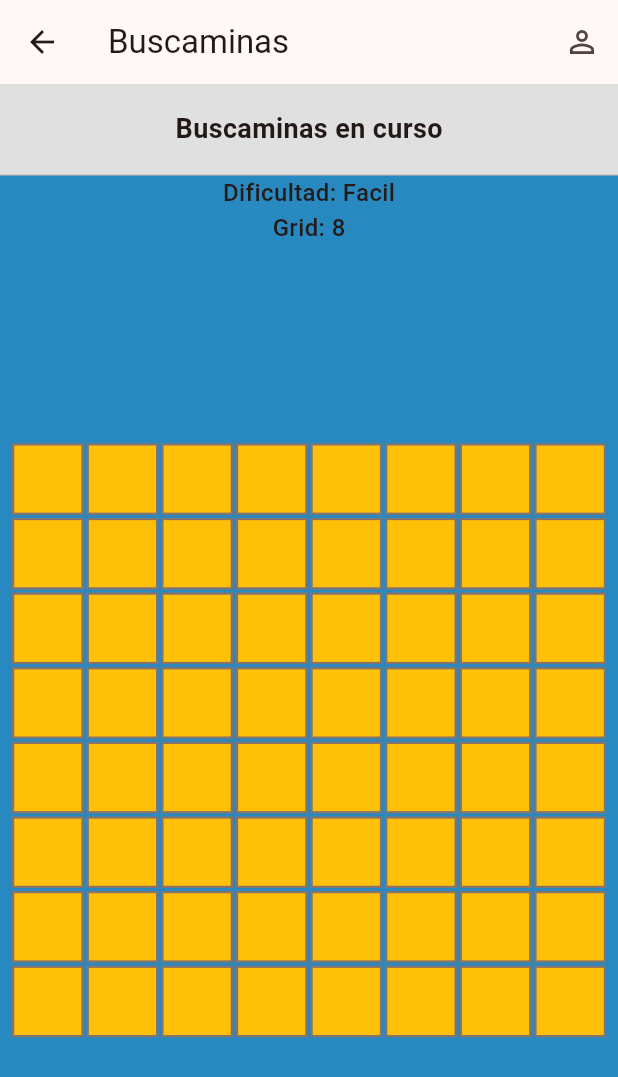
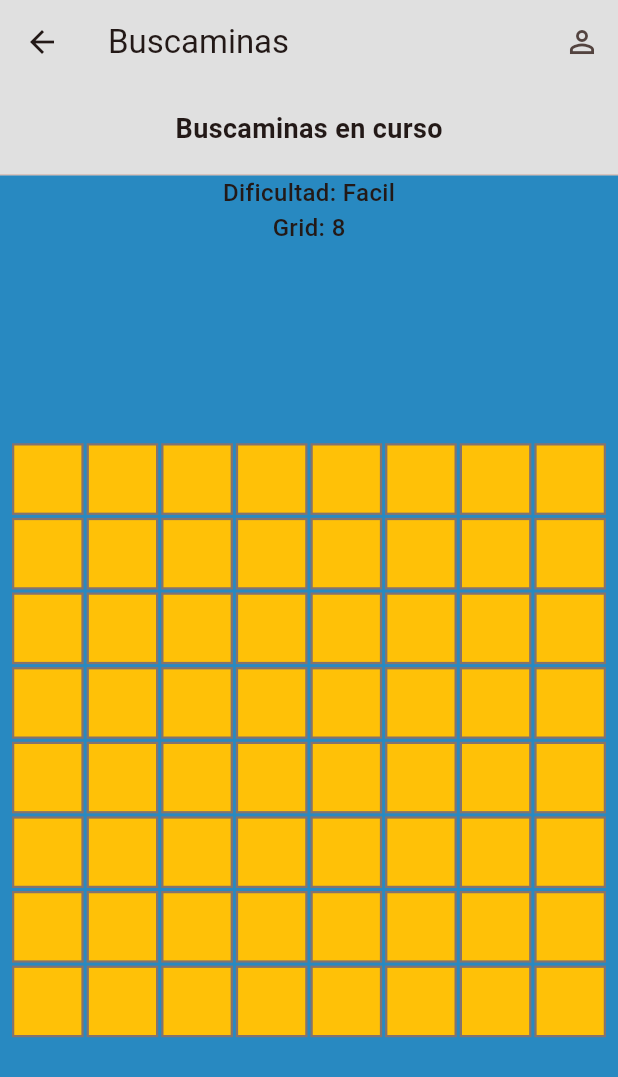
Before and after one commit to DavidMarvel-2409/3479A321_2021479302, a Flutter app: the screen it shows after launch, after a tap on "Jugar", on a phone screen of 412 x 824 dp. Shown: the top 1077 px of the screen. Run offline on Flutter 3.47's test engine with Material 3 defaults, Android fonts, the phone set to English and light mode, and no system bars; our stand-ins replace logger.

Commit message:
agregados estados visuales para celdas reveladas y minas

```diff
--- a/lib/main.dart
+++ b/lib/main.dart
@@ -39,6 +39,8 @@ class MyApp extends StatelessWidget {
           seedColor: Colors.deepOrange,
           primary: Colors.deepOrange,
           secondary: Colors.amber,
+          surface: Colors.grey.shade300,
+          error: Colors.red.shade300,
         ),
         scaffoldBackgroundColor: const Color.fromARGB(255, 40, 137, 193),
         textTheme: const TextTheme(
--- a/lib/ui/widgets/mine_cell.dart
+++ b/lib/ui/widgets/mine_cell.dart
@@ -38,7 +38,11 @@ class MineCell extends StatelessWidget {
       onTap: onTap,
       child: Container(
         decoration: BoxDecoration(
-          color: theme.colorScheme.secondary,
+          color: cell.isRevealed
+              ? cell.isBomb
+                    ? theme.colorScheme.error
+                    : theme.colorScheme.surface
+              : theme.colorScheme.secondary,
           border: Border.all(color: theme.colorScheme.outline, width: 1.5),
         ),
         child: Center(child: _buildCellContent()),
```
